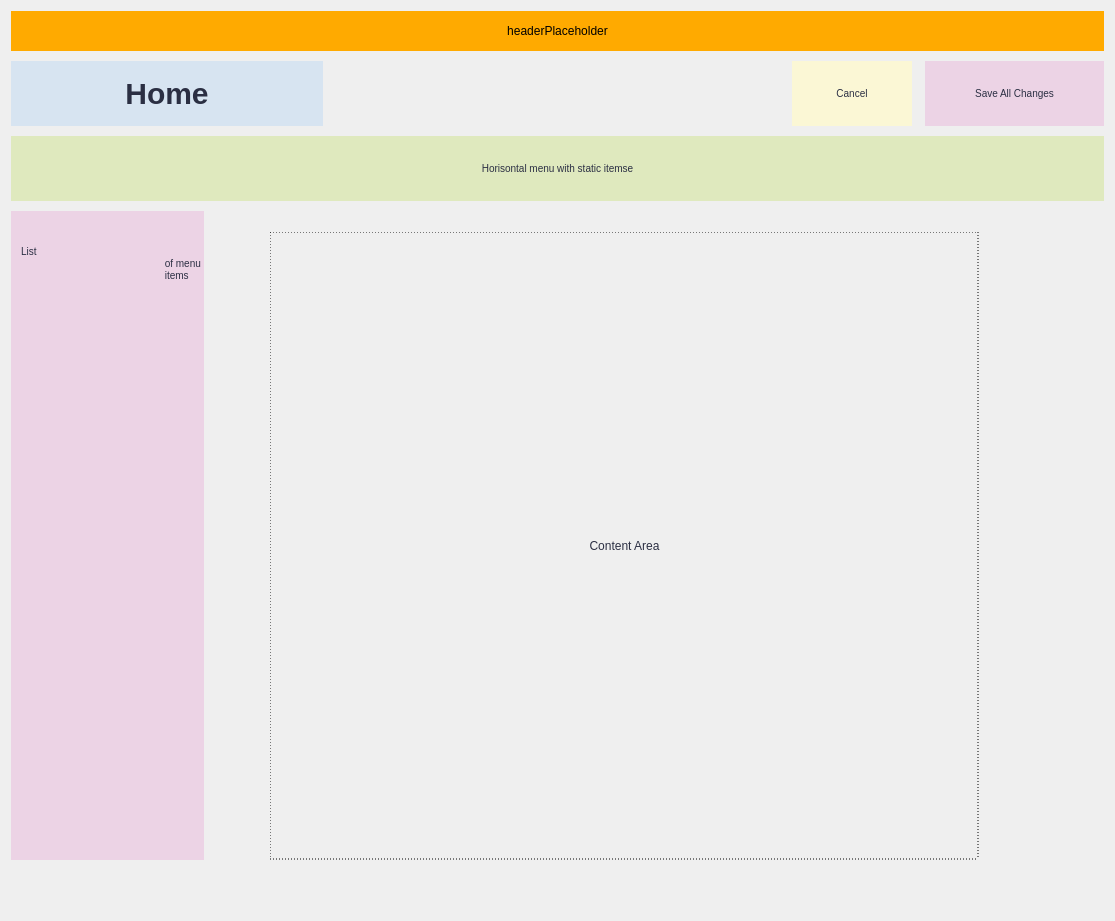
Qt form client/screens/home.ui (kleroop/TechCourse_2022_12) before a commit.
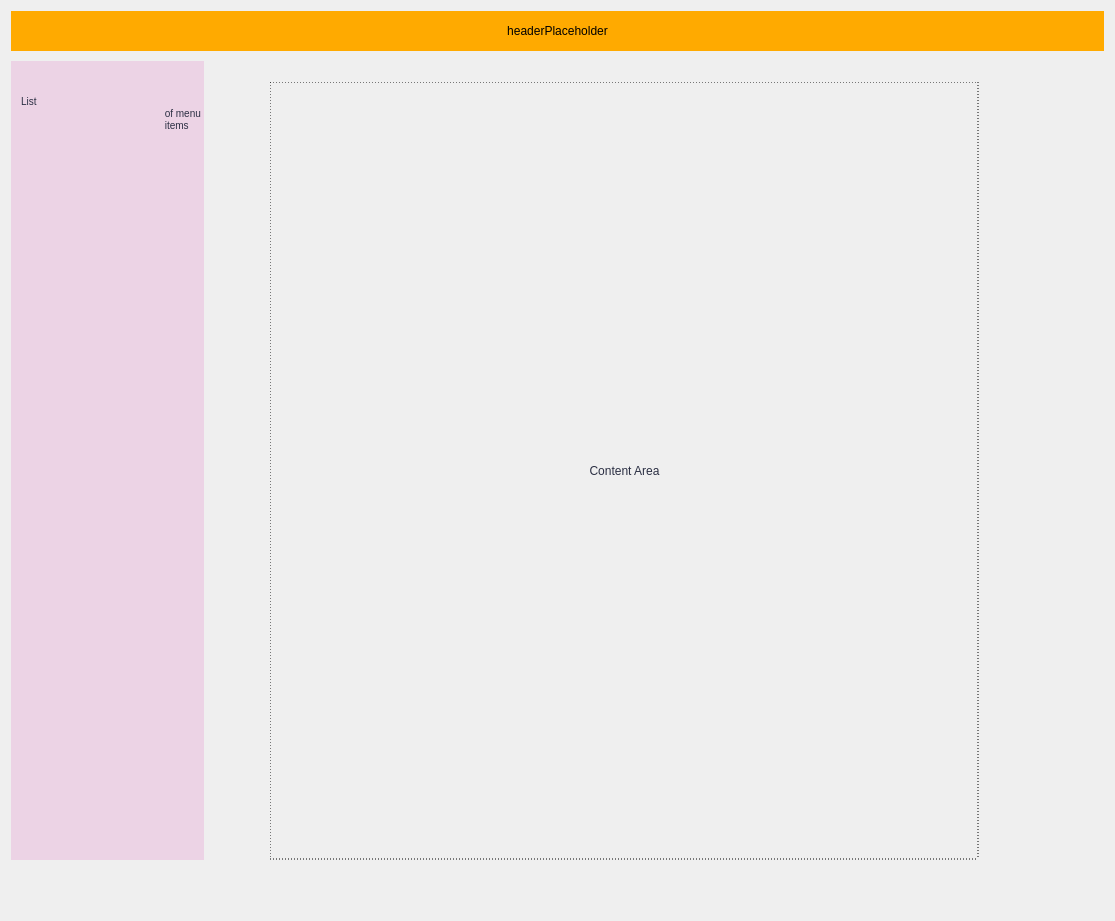
The same form after that commit.

Commit message: Home layout fix

```diff
--- a/client/screens/home.ui
+++ b/client/screens/home.ui
@@ -15,7 +15,7 @@
   </property>
   <layout class="QGridLayout" name="gridLayout">
    <item row="0" column="0">
-    <layout class="QVBoxLayout" name="rootLayout" stretch="0,1,1,10">
+    <layout class="QVBoxLayout" name="rootLayout" stretch="0,10">
      <property name="spacing">
       <number>10</number>
      </property>
@@ -80,111 +80,6 @@
        </layout>
       </widget>
      </item>
-     <item>
-      <layout class="QHBoxLayout" name="CTALayout" stretch="2,3,2">
-       <property name="spacing">
-        <number>0</number>
-       </property>
-       <property name="sizeConstraint">
-        <enum>QLayout::SetNoConstraint</enum>
-       </property>
-       <item>
-        <widget class="QLabel" name="pageName">
-         <property name="styleSheet">
-          <string notr="true">background:  #D7E4F1;
-                                            color:  #2B2F43;
-                                            font-size: 30px;
-                                            font-weight:  700;
-                                            text-align: center;</string>
-         </property>
-         <property name="text">
-          <string>Home</string>
-         </property>
-         <property name="alignment">
-          <set>Qt::AlignCenter</set>
-         </property>
-        </widget>
-       </item>
-       <item>
-        <spacer name="horizontalSpacer_2">
-         <property name="orientation">
-          <enum>Qt::Horizontal</enum>
-         </property>
-         <property name="sizeHint" stdset="0">
-          <size>
-           <width>40</width>
-           <height>20</height>
-          </size>
-         </property>
-        </spacer>
-       </item>
-       <item>
-        <layout class="QHBoxLayout" name="CTAButtons" stretch="2,3">
-         <property name="spacing">
-          <number>13</number>
-         </property>
-         <property name="bottomMargin">
-          <number>0</number>
-         </property>
-         <item>
-          <widget class="QLabel" name="cancelButton">
-           <property name="styleSheet">
-            <string notr="true">background:  #FBF7D5;
-                                                    color:  #2B2F43;
-                                                    font-size: 10px;
-                                                    font-weight:  400;
-                                                    text-align: center;</string>
-           </property>
-           <property name="text">
-            <string>Cancel</string>
-           </property>
-           <property name="alignment">
-            <set>Qt::AlignCenter</set>
-           </property>
-          </widget>
-         </item>
-         <item>
-          <widget class="QLabel" name="saveButton">
-           <property name="styleSheet">
-            <string notr="true">background:  #ECD3E5;
-                                                    color:  #2B2F43;
-                                                    font-size: 10px;
-                                                    font-weight:  400;
-                                                    text-align: center;</string>
-           </property>
-           <property name="text">
-            <string>Save All Changes</string>
-           </property>
-           <property name="alignment">
-            <set>Qt::AlignCenter</set>
-           </property>
-          </widget>
-         </item>
-        </layout>
-       </item>
-      </layout>
-     </item>
-     <item>
-      <layout class="QHBoxLayout" name="topMenu">
-       <item>
-        <widget class="QLabel" name="label">
-         <property name="styleSheet">
-          <string notr="true">background:  #DFE9BE;
-                                            color:  #2B2F43;
-                                            font-size: 10px;
-                                            font-weight:  400;
-                                            text-align: center;</string>
-         </property>
-         <property name="text">
-          <string>Horisontal menu with static itemse</string>
-         </property>
-         <property name="alignment">
-          <set>Qt::AlignCenter</set>
-         </property>
-        </widget>
-       </item>
-      </layout>
-     </item>
      <item>
       <layout class="QHBoxLayout" name="bodyLayout" stretch="1,10">
        <property name="spacing">
```
The commit also changes 1 other file.
